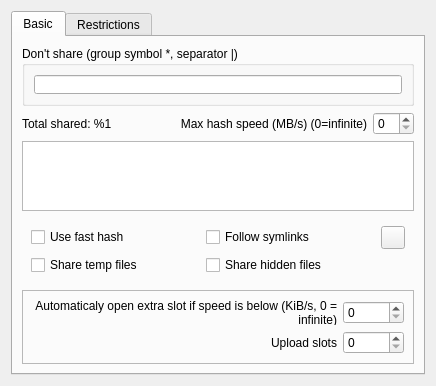
Qt form eiskaltdcpp/ui/UISettingsSharing.ui (eiskaltdcpp/eiskaltdcpp) before a commit.
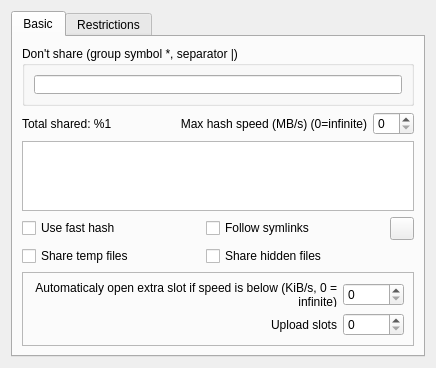
The same form after that commit.

What changed in the file:
```diff
--- a/eiskaltdcpp/ui/UISettingsSharing.ui
+++ b/eiskaltdcpp/ui/UISettingsSharing.ui
@@ -103,6 +103,9 @@
           <enum>QFrame::Raised</enum>
          </property>
          <layout class="QGridLayout" name="gridLayout">
+          <property name="margin">
+           <number>0</number>
+          </property>
           <item row="0" column="0">
            <widget class="QCheckBox" name="checkBox_FASTHASH">
             <property name="text">
```
